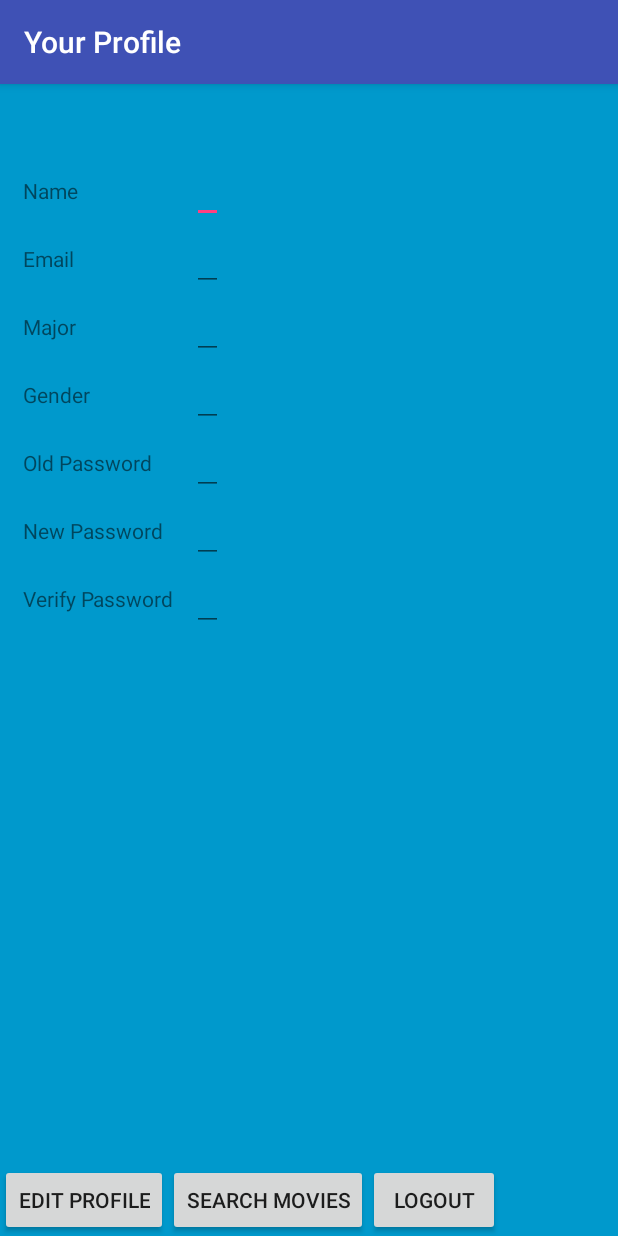
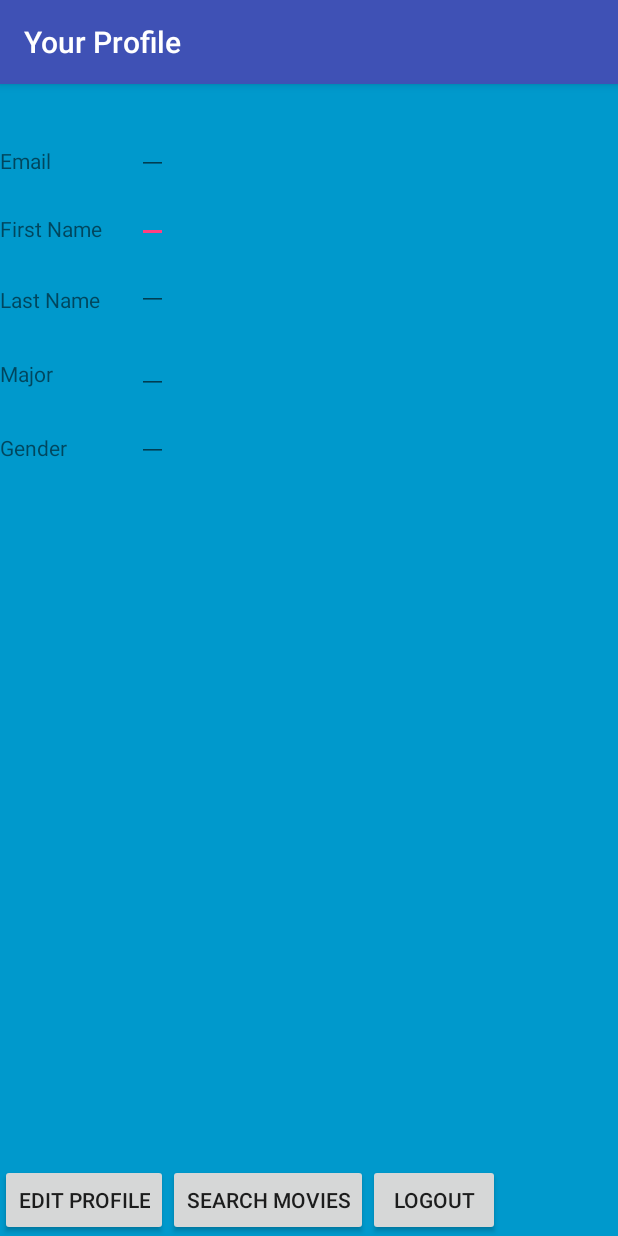
Before and after one commit to hestonst/MovieReviewer, an Android app: the LoggedInActivity screen opened directly, with no data from a screen before it, on a phone screen of 412 x 824 dp. Run offline under Robolectric (Android 15) with nearby library versions, the phone set to English and light mode, and no system bars; 5 statements that could not run were skipped.

Commit message:
Added support to display user info from DB; write support pending.

```diff
--- a/app/src/main/java/com/thundercats50/moviereviewer/activities/LoggedInActivity.java
+++ b/app/src/main/java/com/thundercats50/moviereviewer/activities/LoggedInActivity.java
@@ -22,19 +22,22 @@ public class LoggedInActivity extends AppCompatActivity {
 
         setContentView(R.layout.activity_loggedin);
 
-        EditText name = (EditText) findViewById(R.id.profileName);
+        EditText firstname = (EditText) findViewById(R.id.profileFirstName);
+        EditText lastname = (EditText) findViewById(R.id.profileLastName);
         EditText email = (EditText) findViewById(R.id.profileEmail);
         EditText gender = (EditText) findViewById(R.id.profileGender);
         EditText major = (EditText) findViewById(R.id.profileMajor);
 
         MemberManager manager = (MemberManager) getApplicationContext();
         User user = (User) manager.getCurrentMember();
-        name.setText(user.getFirstname());
+        firstname.setText(user.getFirstname());
+        lastname.setText(user.getLastname());
         email.setText(user.getEmail());
         gender.setText(user.getGender());
         major.setText(user.getMajor());
 
-        name.setKeyListener(null);
+        firstname.setKeyListener(null);
+        lastname.setKeyListener(null);
         email.setKeyListener(null);
         gender.setKeyListener(null);
         major.setKeyListener(null);
--- a/app/src/main/java/com/thundercats50/moviereviewer/activities/ProfileActivity.java
+++ b/app/src/main/java/com/thundercats50/moviereviewer/activities/ProfileActivity.java
@@ -45,8 +45,6 @@ public class ProfileActivity extends AppCompatActivity {
         email = (EditText) findViewById(R.id.editEmail);
         gender = (EditText) findViewById(R.id.editGender);
         major = (EditText) findViewById(R.id.editMajor);
-        password = (EditText) findViewById(R.id.editPassword);
-        oldPassword = (EditText) findViewById(R.id.profileOldPass);
         member.setFirstname(name.getText().toString());
         member.setEmail(email.getText().toString());
         member.setGender(gender.getText().toString());
--- a/app/src/main/java/com/thundercats50/moviereviewer/database/BlackBoardConnector.java
+++ b/app/src/main/java/com/thundercats50/moviereviewer/database/BlackBoardConnector.java
@@ -115,7 +115,7 @@ public class BlackBoardConnector extends DBConnector {
      * @throws SQLException
      */
     public boolean checkIfUser(String user) throws ClassNotFoundException, SQLException {
-        ResultSet resultSet = getUserData(user);
+        ResultSet resultSet = getUserPass(user);
         if (resultSet.next()) {
             resultSet.close();
             return true;
@@ -135,9 +135,9 @@ public class BlackBoardConnector extends DBConnector {
      */
     public boolean verifyUser(String user, String pass)
             throws SQLException {
-        ResultSet resultSet = getUserData(user);
+        ResultSet resultSet = getUserPass(user);
         if (resultSet.next()) {
-            if (resultSet.getString(2).equals(pass)) {
+            if (resultSet.getString(0).equals(pass)) {
                 //there is only 1 entry because there is only one Email selected from DB at
                 // a time; 2 because resultSet contains user, pass
                 return true;
@@ -145,6 +145,32 @@ public class BlackBoardConnector extends DBConnector {
             resultSet.close();
         }
         return false;
+    }
+
+    /**
+     * method to query DB for user information matching Email
+     * @param email
+     * @return ResultSet
+     * @throws SQLException
+     */
+    public ResultSet getUserPass(String email)
+            throws SQLException {
+        ResultSet resultSet = null;
+        try {
+            if (connection == null) connect();
+            statement = connection.createStatement();
+            //keep making new statements as security method to keep buggy code from accessing
+            // old data
+            String request = "SELECT Password FROM sql5107476.UserInfo WHERE Email="
+                    + "'" + email +"'";
+            resultSet = statement.executeQuery(request);
+        } catch (SQLException sqle) {
+            Log.e("Database SQLException", sqle.getMessage());
+            Log.e("Database SQLState", sqle.getSQLState());
+            Log.e("Database VendorError", Integer.toString(sqle.getErrorCode()));
+            throw sqle;
+        }
+        return resultSet;
     }
 
     /**
--- a/app/src/main/java/com/thundercats50/moviereviewer/database/RepositoryConnector.java
+++ b/app/src/main/java/com/thundercats50/moviereviewer/database/RepositoryConnector.java
@@ -44,7 +44,7 @@ public class RepositoryConnector extends DBConnector {
 
     /**
      * method to query DB for rating information matching movie's name
-     * @param movieName to search for ratings
+     * @param movieID to search for ratings
      * @return ResultSet (which can be accessed through a for-while loop)
      * @throws ClassNotFoundException
      * @throws SQLException
--- a/app/src/main/java/com/thundercats50/moviereviewer/models/User.java
+++ b/app/src/main/java/com/thundercats50/moviereviewer/models/User.java
@@ -19,16 +19,31 @@ public class User extends Member {
 	 * @param password
 	 */
 	public User(String username, String password) {
-		super(username, password);
+		this(username,password, null, null, null, null);
 	}
 
     public User(String username, String password, String firstname, String lastname, String major, String gender) {
         super(username, password);
-        this.firstname = firstname;
-        this.lastname = lastname;
-        this.major = major;
-        this.gender = gender;
-
+        if (firstname == null) {
+            this.firstname = "";
+        } else {
+            this.firstname = firstname;
+        }
+        if (lastname == null) {
+            this.lastname = "";
+        } else {
+            this.lastname = lastname;
+        }
+        if (major == null) {
+            this.major = "Other";
+        } else {
+            this.major = major;
+        }
+        if (gender == null) {
+            this.gender = "";
+        } else {
+            this.gender = gender;
+        }
     }
 
     public User() {
--- a/app/src/main/res/layout/activity_loggedin.xml
+++ b/app/src/main/res/layout/activity_loggedin.xml
@@ -35,39 +35,6 @@
             android:layout_alignParentBottom="true"
             android:layout_toEndOf="@+id/button5" />
 
-        <EditText
-            android:layout_width="wrap_content"
-            android:layout_height="wrap_content"
-            android:id="@+id/profileName"
-            android:layout_marginTop="47dp"
-            android:layout_alignParentTop="true"
-            android:layout_toEndOf="@+id/editProfile"
-            android:layout_marginStart="16dp"
-            android:inputType="textCapCharacters" />
-
-        <EditText
-            android:layout_width="wrap_content"
-            android:layout_height="wrap_content"
-            android:id="@+id/profileEmail"
-            android:layout_below="@+id/profileName"
-            android:layout_alignStart="@+id/profileName"
-            android:editable="false"
-            android:inputType="none" />
-
-        <EditText
-            android:layout_width="wrap_content"
-            android:layout_height="wrap_content"
-            android:id="@+id/profileGender"
-            android:layout_below="@+id/profileMajor"
-            android:layout_alignStart="@+id/profileMajor" />
-
-        <EditText
-            android:layout_width="wrap_content"
-            android:layout_height="wrap_content"
-            android:id="@+id/profileMajor"
-            android:layout_below="@+id/profileEmail"
-            android:layout_alignStart="@+id/profileEmail" />
-
         <Button
             android:layout_width="wrap_content"
             android:layout_height="wrap_content"
@@ -77,92 +44,89 @@
             android:layout_toEndOf="@+id/editProfile"
             android:onClick="goToSearch"/>
 
+        <EditText
+            android:layout_width="wrap_content"
+            android:layout_height="wrap_content"
+            android:id="@+id/profileFirstName"
+            android:inputType="none"
+            android:layout_below="@+id/profileEmail"
+            android:layout_alignStart="@+id/profileEmail" />
+
+        <EditText
+            android:layout_width="wrap_content"
+            android:layout_height="wrap_content"
+            android:id="@+id/profileLastName"
+            android:inputType="none"
+            android:layout_below="@+id/profileFirstName"
+            android:layout_alignStart="@+id/profileEmail" />
+
+        <EditText
+            android:layout_width="wrap_content"
+            android:layout_height="wrap_content"
+            android:id="@+id/profileEmail"
+            android:inputType="none"
+            android:layout_alignBottom="@+id/emailLabel"
+            android:layout_alignStart="@+id/profileMajor" />
+
+        <EditText
+            android:layout_width="wrap_content"
+            android:layout_height="wrap_content"
+            android:id="@+id/profileGender"
+            android:inputType="none"
+            android:layout_alignBottom="@+id/genderLabel"
+            android:layout_toStartOf="@+id/button5" />
+
+        <EditText
+            android:layout_width="wrap_content"
+            android:layout_height="wrap_content"
+            android:id="@+id/profileMajor"
+            android:inputType="none"
+            android:layout_above="@+id/profileGender"
+            android:layout_alignStart="@+id/profileGender" />
+
         <TextView
             android:layout_width="wrap_content"
             android:layout_height="wrap_content"
-            android:text="Email"
+            android:text="@string/email"
             android:id="@+id/emailLabel"
-            android:layout_marginStart="15dp"
-            android:layout_alignBaseline="@+id/profileEmail"
-            android:layout_alignBottom="@+id/profileEmail"
+            android:layout_alignParentTop="true"
+            android:layout_alignParentStart="true"
+            android:layout_marginTop="41dp" />
+
+        <TextView
+            android:layout_width="wrap_content"
+            android:layout_height="wrap_content"
+            android:text="@string/first_name"
+            android:id="@+id/firstNameLabel"
+            android:layout_alignBottom="@+id/profileFirstName"
             android:layout_alignParentStart="true" />
 
         <TextView
             android:layout_width="wrap_content"
             android:layout_height="wrap_content"
-            android:text="Name"
-            android:id="@+id/nameLabel"
-            android:layout_alignBaseline="@+id/profileName"
-            android:layout_alignBottom="@+id/profileName"
-            android:layout_alignStart="@+id/emailLabel" />
+            android:text="@string/gender"
+            android:id="@+id/genderLabel"
+            android:layout_below="@+id/majorLabel"
+            android:layout_alignParentStart="true"
+            android:layout_marginTop="30dp"/>
 
         <TextView
             android:layout_width="wrap_content"
             android:layout_height="wrap_content"
-            android:text="Gender"
-            android:id="@+id/genderLabel"
-            android:layout_alignBaseline="@+id/profileGender"
-            android:layout_alignBottom="@+id/profileGender"
-            android:layout_alignStart="@+id/nameLabel" />
+            android:text="@string/major"
+            android:id="@+id/majorLabel"
+            android:layout_below="@+id/lastNameLabel"
+            android:layout_alignParentStart="true"
+            android:layout_marginTop="30dp" />
 
         <TextView
             android:layout_width="wrap_content"
             android:layout_height="wrap_content"
-            android:text="Old Password"
-            android:id="@+id/oldPassLabel"
-            android:layout_alignBaseline="@+id/profileOldPass"
-            android:layout_alignBottom="@+id/profileOldPass"
-            android:layout_alignStart="@+id/genderLabel" />
+            android:text="@string/last_name"
+            android:id="@+id/lastNameLabel"
+            android:layout_marginTop="28dp"
+            android:layout_below="@+id/profileFirstName"
+            android:layout_alignParentStart="true" />
 
-        <TextView
-            android:layout_width="wrap_content"
-            android:layout_height="wrap_content"
-            android:text="Major"
-            android:id="@+id/majorLabel"
-            android:layout_alignBaseline="@+id/profileMajor"
-            android:layout_alignBottom="@+id/profileMajor"
-            android:layout_alignStart="@+id/emailLabel" />
-
-        <EditText
-            android:layout_width="wrap_content"
-            android:layout_height="wrap_content"
-            android:id="@+id/profileOldPass"
-            android:layout_below="@+id/profileGender"
-            android:layout_alignStart="@+id/profileGender"
-            android:inputType="textPassword" />
-
-        <TextView
-            android:layout_width="wrap_content"
-            android:layout_height="wrap_content"
-            android:text="New Password"
-            android:id="@+id/newPassLabel"
-            android:layout_alignBaseline="@+id/profilePass"
-            android:layout_alignBottom="@+id/profilePass"
-            android:layout_alignStart="@+id/oldPassLabel" />
-
-        <TextView
-            android:layout_width="wrap_content"
-            android:layout_height="wrap_content"
-            android:text="Verify Password"
-            android:id="@+id/verifyPassLabel"
-            android:layout_alignBaseline="@+id/profileVerifyPass"
-            android:layout_alignBottom="@+id/profileVerifyPass"
-            android:layout_alignStart="@+id/newPassLabel" />
-
-        <EditText
-            android:layout_width="wrap_content"
-            android:layout_height="wrap_content"
-            android:id="@+id/profilePass"
-            android:inputType="textPassword"
-            android:layout_below="@+id/profileOldPass"
-            android:layout_alignStart="@+id/profileOldPass" />
-
-        <EditText
-            android:layout_width="wrap_content"
-            android:layout_height="wrap_content"
-            android:id="@+id/profileVerifyPass"
-            android:inputType="textPassword"
-            android:layout_below="@+id/profilePass"
-            android:layout_alignStart="@+id/profilePass" />
     </RelativeLayout>
 </FrameLayout>
--- a/app/src/main/res/values/strings.xml
+++ b/app/src/main/res/values/strings.xml
@@ -3,6 +3,12 @@
     <string name="title_activity_login">Sign in</string>
     <string name="no_internet">Please confirm your internet connection</string>
 
+    <!-- Strings related to userdata -->
+    <string name="last_name">Last Name</string>
+    <string name="first_name">First Name</string>
+    <string name="email">Email</string>
+    <string name="major">Major</string>
+    <string name="gender">Gender</string>
     <!-- Strings related to login -->
     <string name="prompt_email">Email</string>
     <string name="prompt_password">Password (optional)</string>
@@ -27,4 +33,6 @@
     <!-- Strings related to searching -->
     <string name="search_hint">Start typing your search..</string>
     <string name="search_return" formatted="false">Displaying 10 of %d results for %s</string>
+
+
 </resources>
```
